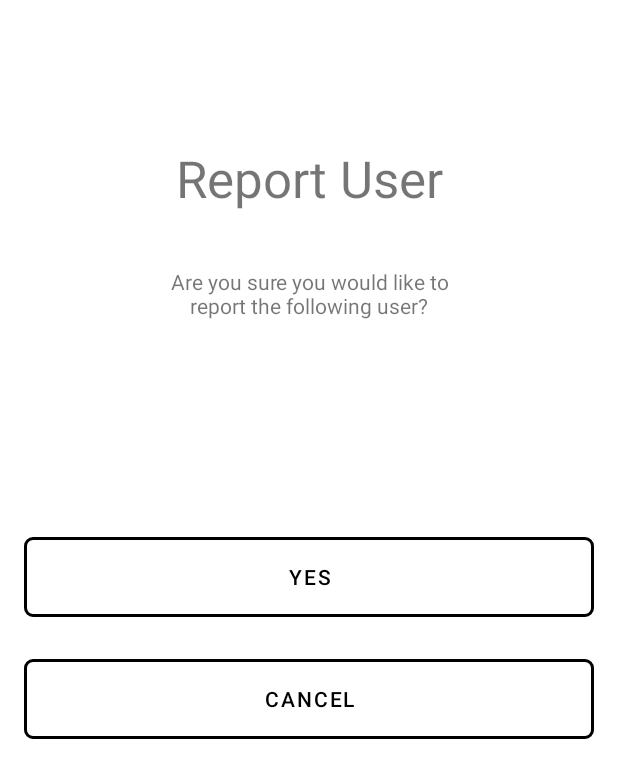
After one commit to kryptorado/dineShareAndroid, an Android app: the layout activity_report_user.xml on its own in the app's theme, with its tools: preview values and no code run, on a phone screen of 412 x 824 dp. The commit adds this screen. Shown: the top 778 px of the screen. Run offline under Robolectric (Android 15) with nearby library versions, the phone set to English and light mode, and no system bars.

```diff
--- a/app/src/main/java/com/example/dineshareandroid/ui/callLog/CallLogFragment.kt
+++ b/app/src/main/java/com/example/dineshareandroid/ui/callLog/CallLogFragment.kt
@@ -26,6 +26,12 @@ class CallLogFragment : Fragment(R.layout.fragment_call_log) {
         model.callLogList.observe(this) { callLog ->
             showCallLogList(callLog)
         }
+
+        deleteAllLogs.setOnClickListener(View.OnClickListener {
+            for (i in adapter.itemCount - 1 downTo 0) {
+                adapter.removeItem(i)
+            }
+        })
     }
 
     private fun showCallLogList(callLog: List<CallLog>) {
--- a/app/src/main/res/layout/activity_post_call.xml
+++ b/app/src/main/res/layout/activity_post_call.xml
@@ -7,7 +7,7 @@
     tools:context=".ui.postCall.PostCallActivity">
 
     <TextView
-        android:id="@+id/login_text_forgot_password2"
+        android:id="@+id/report_user"
         android:layout_width="wrap_content"
         android:layout_height="wrap_content"
         android:layout_marginTop="16dp"
--- /dev/null
+++ b/app/src/main/res/layout/activity_report_user.xml
@@ -0,0 +1,76 @@
+<?xml version="1.0" encoding="utf-8"?>
+<androidx.constraintlayout.widget.ConstraintLayout xmlns:android="http://schemas.android.com/apk/res/android"
+    xmlns:app="http://schemas.android.com/apk/res-auto"
+    xmlns:tools="http://schemas.android.com/tools"
+    android:layout_width="match_parent"
+    android:layout_height="match_parent">
+
+    <TextView
+        android:id="@+id/reportUserTitle"
+        android:layout_width="236dp"
+        android:layout_height="58dp"
+        android:layout_marginTop="96dp"
+        android:text="Report User"
+        android:textAlignment="center"
+        android:textSize="34sp"
+        app:layout_constraintEnd_toEndOf="parent"
+        app:layout_constraintStart_toStartOf="parent"
+        app:layout_constraintTop_toTopOf="parent" />
+
+    <com.google.android.material.button.MaterialButton
+        android:id="@+id/report_yes"
+        style="@style/RoundedButton"
+        android:layout_width="match_parent"
+        android:layout_height="65dp"
+        android:layout_marginStart="16dp"
+        android:layout_marginTop="64dp"
+        android:layout_marginEnd="16dp"
+        android:backgroundTint="#FFFFFF"
+        android:text="Yes"
+        android:textColor="#000000"
+        app:iconTint="#FFFEFE"
+        app:layout_constraintBottom_toTopOf="@+id/profile_button_logout"
+        app:layout_constraintEnd_toEndOf="parent"
+        app:layout_constraintHorizontal_bias="0.0"
+        app:layout_constraintStart_toStartOf="parent"
+        app:layout_constraintTop_toBottomOf="@+id/reportUserBlurb"
+        app:layout_constraintVertical_chainStyle="packed"
+        app:rippleColor="#C8C8C8"
+        app:strokeColor="#000000"
+        app:strokeWidth="2dp" />
+
+    <com.google.android.material.button.MaterialButton
+        android:id="@+id/report_cancel"
+        style="@style/RoundedButton"
+        android:layout_width="match_parent"
+        android:layout_height="65dp"
+        android:layout_marginStart="16dp"
+        android:layout_marginTop="16dp"
+        android:layout_marginEnd="16dp"
+        android:backgroundTint="#FFFFFF"
+        android:text="CANCEL"
+        android:textColor="#000000"
+        app:iconTint="#FFFEFE"
+        app:layout_constraintBottom_toTopOf="@+id/profile_button_logout"
+        app:layout_constraintEnd_toEndOf="parent"
+        app:layout_constraintHorizontal_bias="0.0"
+        app:layout_constraintStart_toStartOf="parent"
+        app:layout_constraintTop_toBottomOf="@+id/report_yes"
+        app:layout_constraintVertical_chainStyle="packed"
+        app:rippleColor="#C8C8C8"
+        app:strokeColor="#000000"
+        app:strokeWidth="2dp" />
+
+    <TextView
+        android:id="@+id/reportUserBlurb"
+        android:layout_width="223dp"
+        android:layout_height="110dp"
+        android:layout_marginTop="24dp"
+        android:text="Are you sure you would like to report the following user?"
+        android:textAlignment="center"
+        android:textSize="14sp"
+        app:layout_constraintEnd_toEndOf="parent"
+        app:layout_constraintStart_toStartOf="parent"
+        app:layout_constraintTop_toBottomOf="@+id/reportUserTitle" />
+
+</androidx.constraintlayout.widget.ConstraintLayout>
```
Also changed, not shown: app/src/main/java/com/example/dineshareandroid/ui/callLog/CallLogRecyclerAdapter.kt (+28 -1 lines), app/src/main/java/com/example/dineshareandroid/ui/postCall/PostCallActivity.kt (+7 -1 lines), app/src/main/java/com/example/dineshareandroid/ui/report/ReportActivity.kt (added, +22 -0 lines), app/src/main/res/layout/caller_log_layout.xml (+8 -0 lines), app/src/main/res/layout/fragment_call_log.xml (+12 -0 lines).
